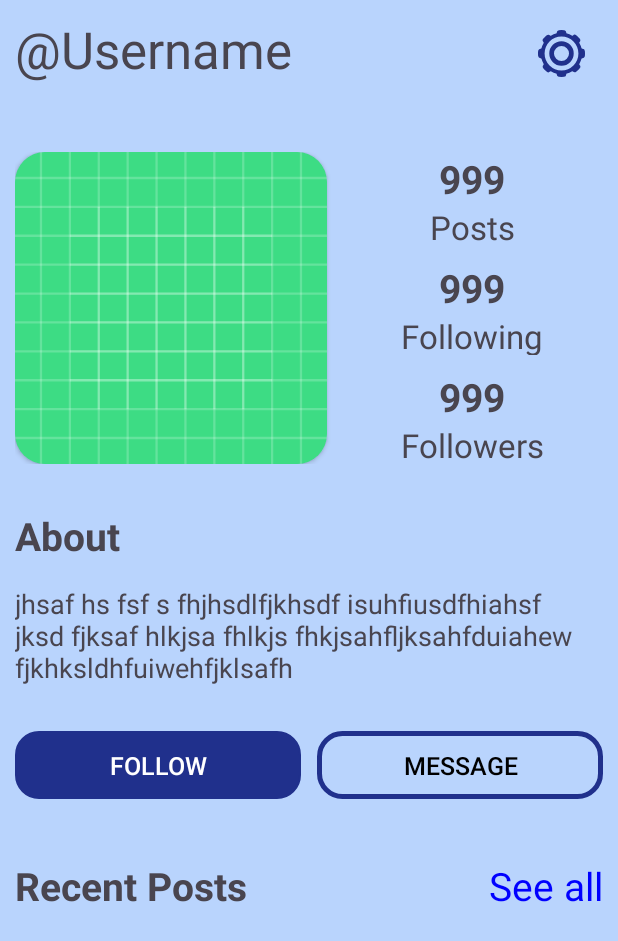
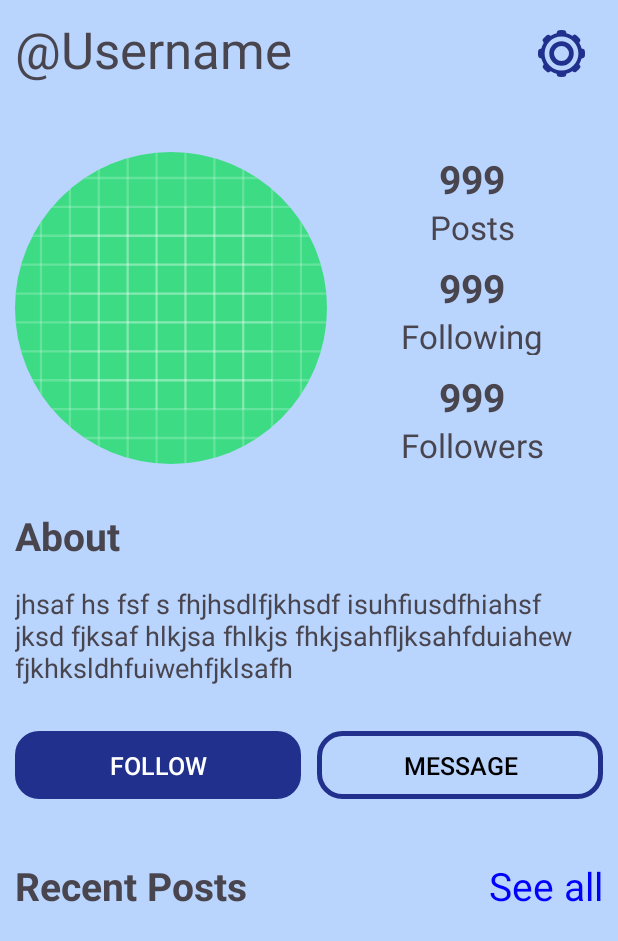
Before and after one commit to Ananad-Bhatt/Whisper, an Android app: the layout fragment_profile.xml on its own in the app's theme, with its tools: preview values and no code run, on a phone screen of 412 x 824 dp. Shown: the top 941 px of the screen. Run offline under Robolectric (Android 15) with nearby library versions, the phone set to English and light mode, and no system bars.

```diff
--- a/app/build.gradle.kts
+++ b/app/build.gradle.kts
@@ -70,6 +70,9 @@ dependencies {
     implementation("com.github.dhaval2404:imagepicker:2.1")
     implementation("com.google.firebase:firebase-storage:20.3.0")
 
+    //Circular image view
+    implementation("de.hdodenhof:circleimageview:3.1.0")
+
     testImplementation("junit:junit:4.13.2")
     androidTestImplementation("androidx.test.ext:junit:1.1.5")
     androidTestImplementation("androidx.test.espresso:espresso-core:3.5.1")
--- a/app/src/main/res/layout/fragment_profile.xml
+++ b/app/src/main/res/layout/fragment_profile.xml
@@ -38,19 +38,19 @@
         android:layout_marginHorizontal="10dp"
         android:layout_marginTop="40dp">
 
-        <androidx.cardview.widget.CardView
-            android:layout_width="wrap_content"
-            android:layout_height="wrap_content"
-            android:backgroundTint="#000000FF"
-            app:cardCornerRadius="20dp">
+<!--        <androidx.cardview.widget.CardView-->
+<!--            android:layout_width="wrap_content"-->
+<!--            android:layout_height="wrap_content"-->
+<!--            android:backgroundTint="#000000FF"-->
+<!--            app:cardCornerRadius="150dp">-->
 
-            <ImageView
+            <de.hdodenhof.circleimageview.CircleImageView
                 android:id="@+id/img_profile_user_image"
                 android:layout_width="@dimen/_160sdp"
                 android:layout_height="@dimen/_160sdp"
                 android:src="@drawable/ic_launcher_background"/>
 
-        </androidx.cardview.widget.CardView>
+<!--        </androidx.cardview.widget.CardView>-->
 
         <LinearLayout
             android:layout_width="match_parent"
```
Also changed, not shown: app/src/main/java/fragments/ProfileFragment.kt (+80 -1 lines).
